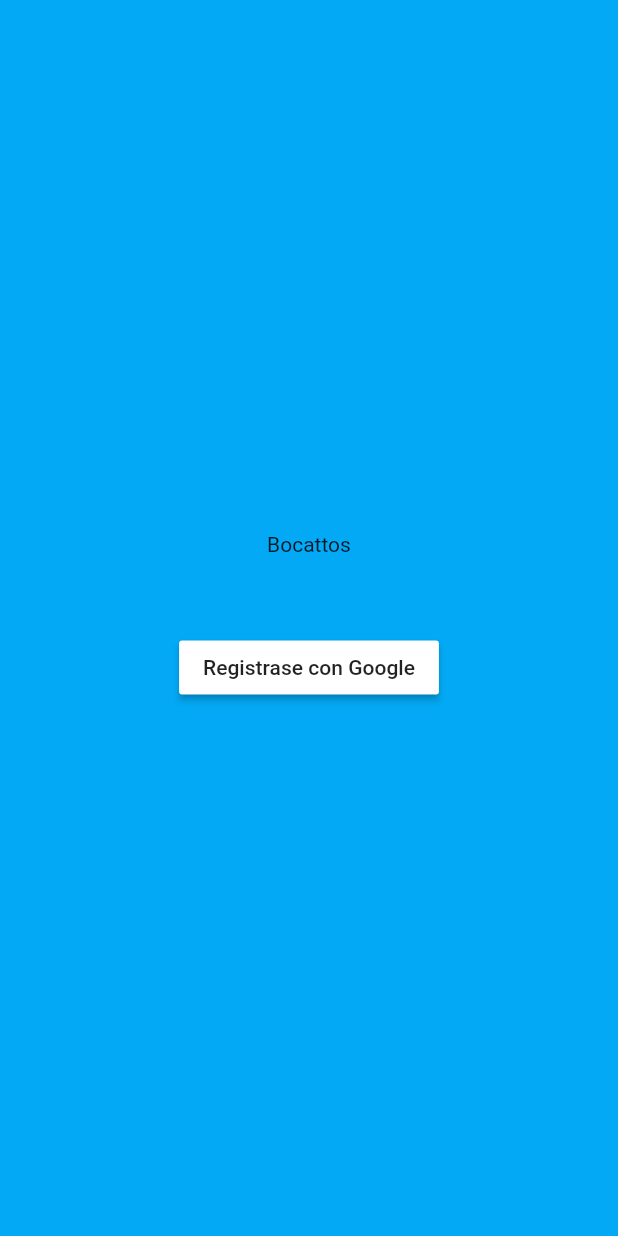
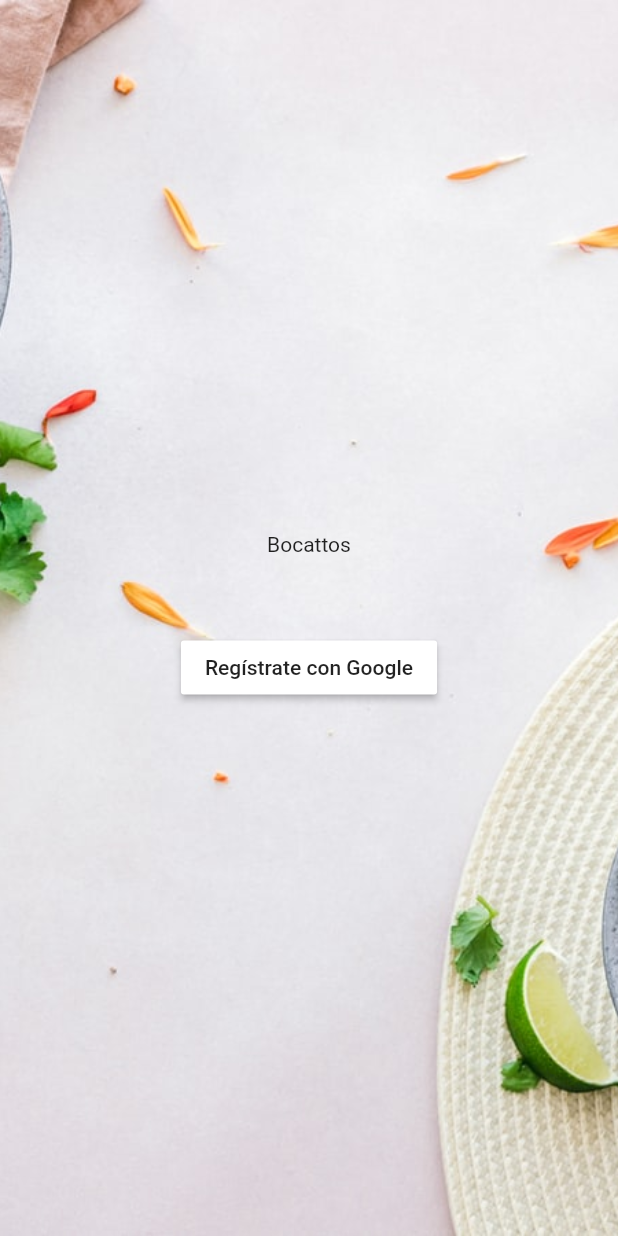
Before and after one commit to jlbarros/bocattos_app, a Flutter app: the screen it shows after launch, on a phone screen of 412 x 824 dp. Run offline on Flutter 3.47's test engine with Material 2 defaults, Android fonts, the phone set to English and light mode, and no system bars.

Commit message:
# ID002 Cambia imagen de fondo
Cambia el fondo de la aplicación colocando una imagen.
Hasta la versión anterior el fondo de la aplicación era sólo un
color azul.

# Modificado
## pubspec.yaml
- En la sección `flutter` crea un apartado `assets` donde establece
  el path a la imagen que queremos poner de fondo.

## lib/ui/screen/login.dart
- Crea el widget `_builBackground()` de tipo `BoxDecoration` el
  cual contendrá la imagen de fondo.

- En el `Scafold` en la propiedad `body` coloca un `Container`
  en cuya propiedad `decoration` relaciona el widget
  `buildBackground()` creado anteriormente.

Cambios a ser confirmados:
+: assets/bg.jpeg
*: pubspec.yaml
*: lib/ui/screens/login.dart

+: .vscode/launch.json
*: CHANGELOG.md
*: DOING.md
+: wiki/02_background.adoc
+: wiki/img/2_background.png

```diff
--- a/bocattos_app/lib/ui/screens/login.dart
+++ b/bocattos_app/lib/ui/screens/login.dart
@@ -3,9 +3,14 @@ import 'package:flutter/material.dart';
 class LoginScreen extends StatelessWidget {
   @override
   Widget build(BuildContext context) {
-    // Los métodos privados dentro del método build() nos
-    // ayudan a oganizar nuestro código y reconocer la
-    // estructura del widget que estamos creando:
+    BoxDecoration _buildBackground() {
+      return BoxDecoration(
+        image: DecorationImage(
+          image: AssetImage('assets/bg.jpeg'),
+          fit: BoxFit.cover,
+        ),
+      );
+    }
     Text _buildText() {
       return Text(
         'Bocattos',
@@ -14,8 +19,9 @@ class LoginScreen extends StatelessWidget {
     }
 
     return Scaffold(
-      backgroundColor: Colors.lightBlue,
-      body: Center(
+      body: Container(
+        decoration: _buildBackground(),
+        child: Center(
           child: Column(
             mainAxisAlignment: MainAxisAlignment.center,
             children: <Widget>[
@@ -24,10 +30,11 @@ class LoginScreen extends StatelessWidget {
               SizedBox(height: 50.0),
               MaterialButton(
                 color: Colors.white,
-              child: Text("Registrase con Google"),
+                child: Text("Regístrate con Google"),
                 onPressed: () => print("Botón presionado."),
-            )
+              ),
             ],
+          ),
         ),
       ),
     );
```
Also changed, not shown: bocattos_app/pubspec.yaml (+2 -52 lines), bocattos_app/assets/bg.jpeg (added), bocattos_app/wiki/img/2_background.png (added), 3 other files. Lines whose indentation alone changed are shown as unchanged.
